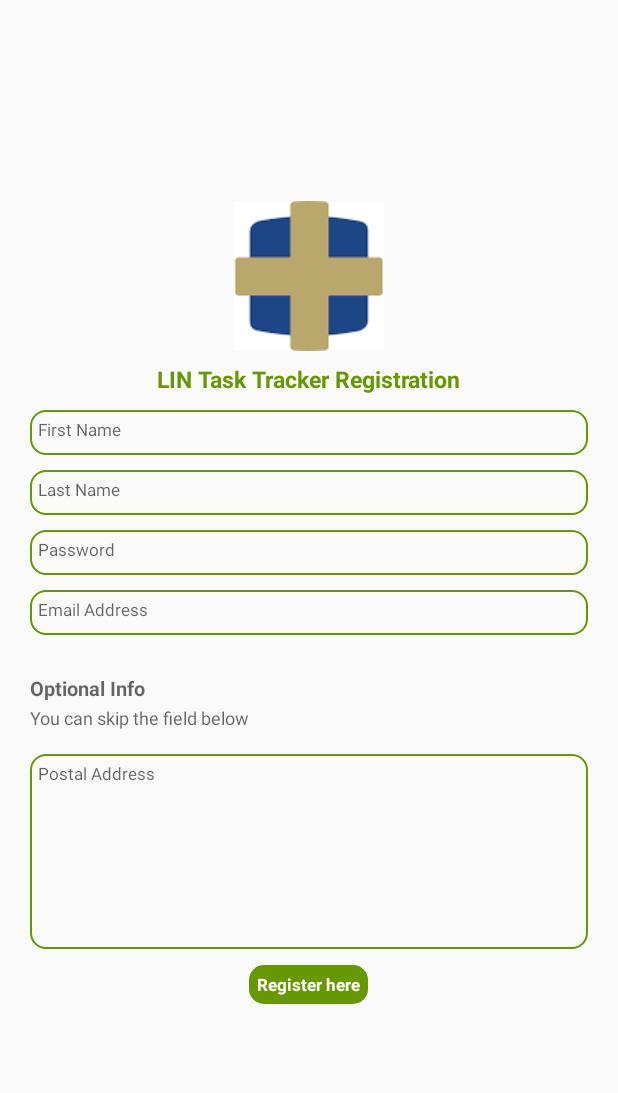
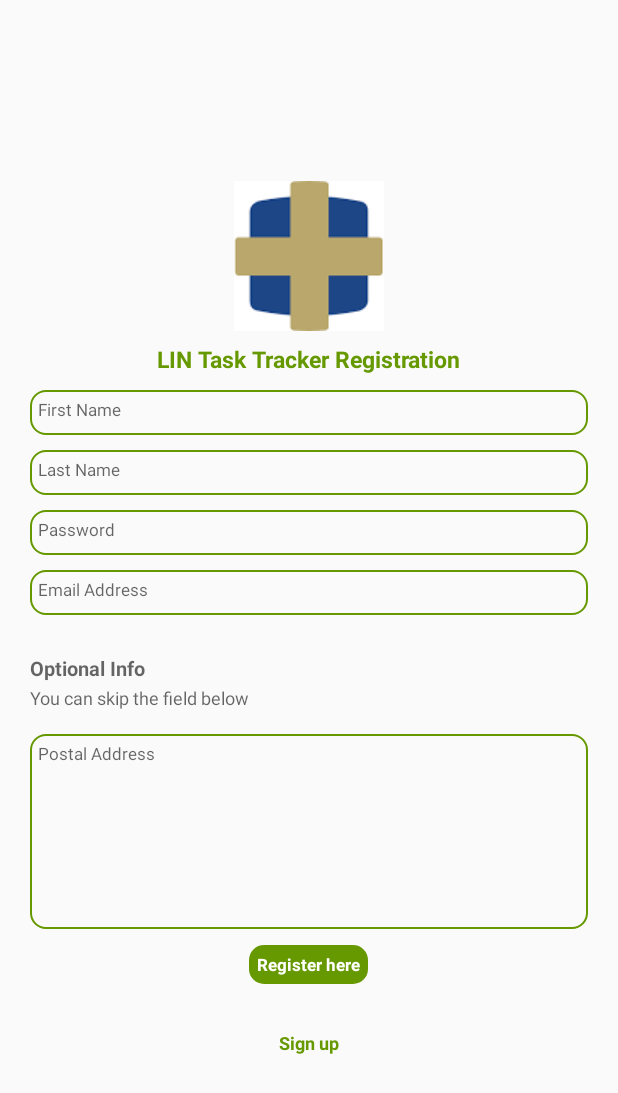
Before and after one commit to anthony-kakatera/LIN-Task-Tracker, an Android app: the RegisterActivity screen opened directly, with no data from a screen before it, on a phone screen of 412 x 824 dp. Shown: the top 1093 px of the screen. Run offline under Robolectric (Android 15) with nearby library versions, the phone set to English and light mode, and no system bars; our stand-ins replace Volley; network calls fail.

Commit message:
changed colors.xml and themes as targeted api 30 didnt support them afer migration to android x

```diff
--- a/app/build.gradle
+++ b/app/build.gradle
@@ -3,12 +3,12 @@ plugins {
 }
 
 android {
-    compileSdk 30
+    compileSdk 31
 
     defaultConfig {
         applicationId "com.anthonycraigkakatera.tasktracker"
         minSdk 21
-        targetSdk 30
+        targetSdk 31
         versionCode 1
         versionName "1.0"
 
--- a/app/src/main/AndroidManifest.xml
+++ b/app/src/main/AndroidManifest.xml
@@ -16,7 +16,8 @@
         </activity>
         <activity android:name=".SplashScreenActivity"
             android:theme="@style/AppTheme.NoActionBar"
-            android:launchMode="singleTask">
+            android:launchMode="singleTask"
+            android:exported="true">
             <intent-filter>
                 <action android:name="android.intent.action.MAIN" />
                 <category android:name="android.intent.category.LAUNCHER" />
--- a/app/src/main/java/com/anthonycraigkakatera/tasktracker/AssignTasksActivity.java
+++ b/app/src/main/java/com/anthonycraigkakatera/tasktracker/AssignTasksActivity.java
@@ -57,8 +57,6 @@ public class AssignTasksActivity extends AppCompatActivity {
         setContentView(R.layout.activity_task_assignment_layout);
         //inflating title to display an active task
         title = (TextView) findViewById(R.id.taskName);
-        //dissapearing title bar
-        getSupportActionBar().setDisplayHomeAsUpEnabled(false);
         //load genral tasks recycler
         RecyclerView tasksRecyclerView = findViewById(R.id.completedTasksRecyclerView);
         RecyclerView staffRecyclerView = findViewById(R.id.staffMemberRecycler);
--- a/app/src/main/java/com/anthonycraigkakatera/tasktracker/CreateTaskActivity.java
+++ b/app/src/main/java/com/anthonycraigkakatera/tasktracker/CreateTaskActivity.java
@@ -36,8 +36,6 @@ public class CreateTaskActivity extends AppCompatActivity {
     protected void onCreate(Bundle savedInstanceState) {
         super.onCreate(savedInstanceState);
         setContentView(R.layout.activity_create_task_layout);
-        //dissapearing title bar
-        getSupportActionBar().setDisplayHomeAsUpEnabled(false);
         //inflating views
         inflateViews();
         //activate dueDate
--- a/app/src/main/java/com/anthonycraigkakatera/tasktracker/LoginActivity.java
+++ b/app/src/main/java/com/anthonycraigkakatera/tasktracker/LoginActivity.java
@@ -41,8 +41,6 @@ public class LoginActivity extends AppCompatActivity {
     protected void onCreate(Bundle savedInstanceState) {
         super.onCreate(savedInstanceState);
         setContentView(R.layout.activity_login_layout);
-        //dissapearing title bar
-        getSupportActionBar().setDisplayHomeAsUpEnabled(false);
         //inflate view
         inflateViews();
         //submit to api
--- a/app/src/main/java/com/anthonycraigkakatera/tasktracker/MainActivity.java
+++ b/app/src/main/java/com/anthonycraigkakatera/tasktracker/MainActivity.java
@@ -42,8 +42,6 @@ public class MainActivity extends AppCompatActivity {
     protected void onCreate(Bundle savedInstanceState) {
         super.onCreate(savedInstanceState);
         setContentView(R.layout.activity_main);
-        //dissapearing title bar
-        getSupportActionBar().setDisplayHomeAsUpEnabled(false);
         //adding tabs to control view pager
         addTabs();
         //getting the login details from login activity
--- a/app/src/main/java/com/anthonycraigkakatera/tasktracker/RegisterActivity.java
+++ b/app/src/main/java/com/anthonycraigkakatera/tasktracker/RegisterActivity.java
@@ -4,6 +4,7 @@ import static com.anthonycraigkakatera.tasktracker.MainActivity.mainUrl;
 
 import android.content.Intent;
 import android.os.Bundle;
+import android.view.View;
 import android.widget.EditText;
 import android.widget.TextView;
 import android.widget.Toast;
@@ -27,7 +28,7 @@ import java.util.Map;
 public class RegisterActivity extends AppCompatActivity {
     //getting all fields
     private EditText firstName, lastName, email, postalAddress, password;
-    private TextView registerButton;
+    private TextView registerButton, back;
 
     private StaffMember tempStaffMember;;
 
@@ -35,12 +36,24 @@ public class RegisterActivity extends AppCompatActivity {
     protected void onCreate(Bundle savedInstanceState) {
         super.onCreate(savedInstanceState);
         setContentView(R.layout.activity_register_layout);
-        //dissapearing title bar
-        getSupportActionBar().setDisplayHomeAsUpEnabled(false);
         //inflate
         inflateView();
         //submit form to API
         sendForm();
+        //back button
+        backToLogin();
+    }
+
+    private void backToLogin() {
+        back.setOnClickListener(new View.OnClickListener() {
+            @Override
+            public void onClick(View view) {
+                Intent intent = new Intent(RegisterActivity.this, LoginActivity.class);
+                RegisterActivity.this.startActivity(intent);
+                //closing this activity
+                RegisterActivity.this.finish();
+            }
+        });
     }
 
     private void sendForm() {
@@ -105,6 +118,7 @@ public class RegisterActivity extends AppCompatActivity {
         postalAddress = (EditText) findViewById(R.id.postalAddress);
         password = (EditText) findViewById(R.id.password);
         registerButton = (TextView) findViewById(R.id.registerButton);
+        back = (TextView) findViewById(R.id.back);
     }
 
 }
--- a/app/src/main/java/com/anthonycraigkakatera/tasktracker/SplashScreenActivity.java
+++ b/app/src/main/java/com/anthonycraigkakatera/tasktracker/SplashScreenActivity.java
@@ -27,8 +27,6 @@ public class SplashScreenActivity extends AppCompatActivity {
     protected void onCreate(Bundle savedInstanceState) {
         super.onCreate(savedInstanceState);
         setContentView(R.layout.activity_splashscreen_layout);
-        //dissapearing title bar
-        getSupportActionBar().setDisplayHomeAsUpEnabled(false);
         //used to launch the entire app
         launchApp();
     }
--- a/app/src/main/res/layout/activity_register_layout.xml
+++ b/app/src/main/res/layout/activity_register_layout.xml
@@ -152,6 +152,16 @@
             android:layout_marginBottom="10dp"/>
     </LinearLayout>
 
+    <TextView
+        android:layout_width="wrap_content"
+        android:layout_height="wrap_content"
+        android:textColor="@android:color/holo_green_dark"
+        android:background="@android:color/transparent"
+        android:id="@+id/back"
+        android:layout_marginTop="10dp"
+        android:text="Sign up"
+        android:textStyle="bold"
+        android:textSize="12sp"/>
 
 
 </LinearLayout>
--- a/app/src/main/res/values-night/themes.xml
+++ b/app/src/main/res/values-night/themes.xml
@@ -2,9 +2,9 @@
     <!-- Base application theme. -->
     <style name="Theme.LukTaskTracker" parent="Theme.AppCompat.Light.DarkActionBar">
         <!-- Primary brand color. -->
-        <item name="colorPrimary">@color/purple_200</item>
-        <item name="colorPrimaryDark">@color/purple_700</item>
-        <item name="colorAccent">@color/teal_200</item>
+        <item name="colorPrimary">#008577</item>
+        <item name="colorPrimaryDark">#00574B</item>
+        <item name="colorAccent">#D81B60</item>
         <!-- Customize your theme here. -->
     </style>
 </resources>
--- a/app/src/main/res/values/colors.xml
+++ b/app/src/main/res/values/colors.xml
@@ -1,14 +1,12 @@
 <?xml version="1.0" encoding="utf-8"?>
 <resources>
-    <color name="purple_200">#FFBB86FC</color>
-    <color name="purple_500">#FF6200EE</color>
-    <color name="purple_700">#FF3700B3</color>
-    <color name="teal_200">#FF03DAC5</color>
-    <color name="teal_700">#FF018786</color>
-    <color name="black">#FF000000</color>
-    <color name="white">#FFFFFFFF</color>
-
     <color name="colorPrimary">#008577</color>
     <color name="colorPrimaryDark">#00574B</color>
     <color name="colorAccent">#D81B60</color>
+
+    <color name="selected">@android:color/holo_red_dark</color>
+    <color name="unselected">@android:color/white</color>
+    <color name="iconTint">@android:color/white</color>
+
+    <color name="darkSelect">@android:color/black</color>
 </resources>
--- a/app/src/main/res/values/themes.xml
+++ b/app/src/main/res/values/themes.xml
@@ -2,9 +2,9 @@
     <!-- Base application theme. -->
     <style name="Theme.LukTaskTracker" parent="Theme.AppCompat.Light.DarkActionBar">
         <!-- Primary brand color. -->
-        <item name="colorPrimary">@color/purple_500</item>
-        <item name="colorPrimaryDark">@color/purple_700</item>
-        <item name="colorAccent">@color/teal_200</item>
+        <item name="colorPrimary">#008577</item>
+        <item name="colorPrimaryDark">#00574B</item>
+        <item name="colorAccent">#D81B60</item>
         <!-- Customize your theme here. -->
     </style>
 </resources>
```
Also changed, not shown: app/src/main/java/com/anthonycraigkakatera/tasktracker/tabs/CompleteTasksTab.java (+17 -15 lines), app/src/main/java/com/anthonycraigkakatera/tasktracker/tabs/IncompleteTasksTab.java (+18 -15 lines).
